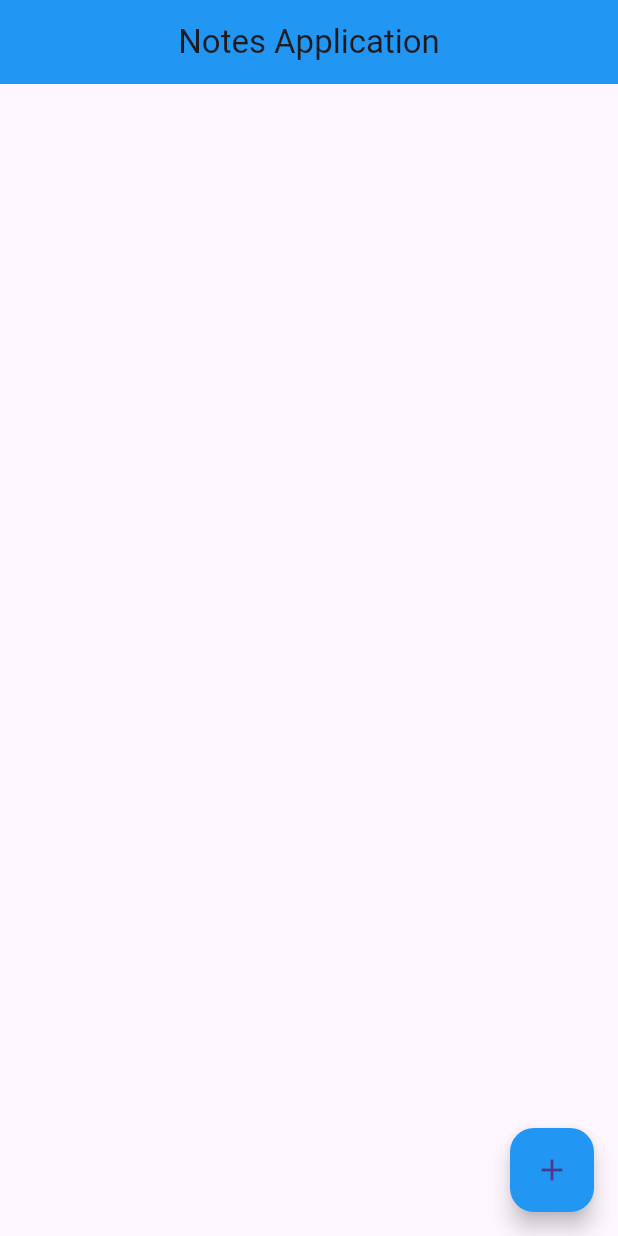
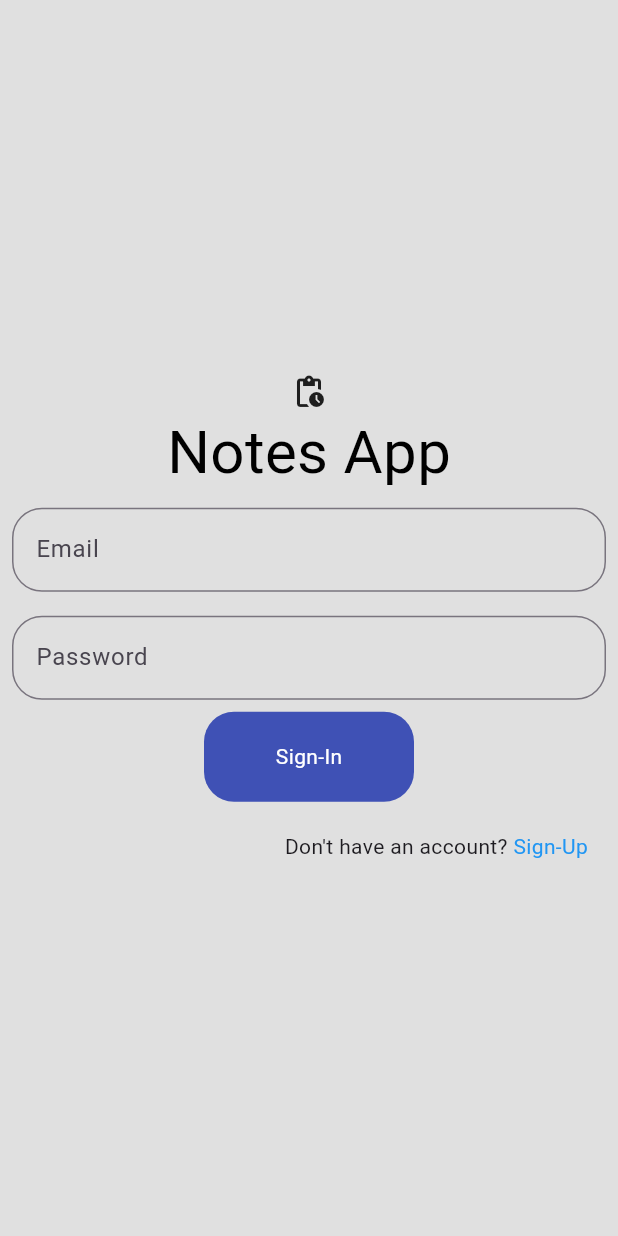
Before and after one commit to rahulvarma07/todoapp, a Flutter app: the screen it shows after launch, on a phone screen of 412 x 824 dp. Run offline on Flutter 3.47's test engine with Material 3 defaults, Android fonts, the light colour scheme and no system bars; our stand-ins replace cloud_firestore, firebase_core; accounts and stored records are empty.

Commit message:
Created a Login and Signup Page UI

```diff
--- /dev/null
+++ b/lib/loginOrsignup.dart
@@ -0,0 +1,203 @@
+// ignore_for_file: prefer_const_constructors, prefer_const_literals_to_create_immutables
+
+
+import 'package:flutter/material.dart';
+
+class SignUp extends StatefulWidget {
+  final void Function()? onTap;
+  SignUp({super.key, required this.onTap});
+
+  @override
+  State<SignUp> createState() => _SignUpState();
+}
+
+class _SignUpState extends State<SignUp> {
+  final eMail = TextEditingController();
+  final passWord = TextEditingController();
+  final CnfrmPassWord = TextEditingController();
+  @override
+  Widget build(BuildContext context) {
+    return Scaffold(
+      backgroundColor: Colors.grey.shade300,
+      body: Column(
+        mainAxisAlignment: MainAxisAlignment.center,
+        crossAxisAlignment: CrossAxisAlignment.center,
+        children: [
+          Center(child: Icon(Icons.pending_actions)),
+          Text("Notes App", style: TextStyle(color: Colors.black, fontSize: 40),),
+          // Email SignUp
+          Padding(
+            padding: const EdgeInsets.all(8.0),
+            child: TextField(
+              controller: eMail,
+              decoration: InputDecoration(
+                border: OutlineInputBorder(
+                  borderRadius: BorderRadius.all(Radius.circular(20)),
+                ),
+                labelText: "Email",
+              ),
+            ),
+          ),
+          // Password..
+          Padding(
+            padding: const EdgeInsets.all(8.0),
+            child: TextField(
+              controller: passWord,
+              decoration: InputDecoration(
+                border: OutlineInputBorder(
+                  borderRadius: BorderRadius.all(Radius.circular(20)),
+                ),
+                labelText: "Password",
+              ),
+            ),
+          ),
+
+          Padding(
+            padding: const EdgeInsets.all(8.0),
+            child: TextField(
+              controller: CnfrmPassWord,
+              decoration: InputDecoration(
+                border: OutlineInputBorder(
+                  borderRadius: BorderRadius.all(Radius.circular(20)),
+                ),
+                labelText: "Conform Password",
+              ),
+            ),
+          ),
+
+          GestureDetector(
+            child: Container(
+              height: 60,
+              width: 140,
+              decoration: BoxDecoration(
+                color: Colors.indigo,
+                borderRadius: BorderRadius.all(Radius.circular(20)),
+              ),
+              child: Center(child: Text("Sign-Up", style: TextStyle(color: Colors.white),),),
+            ),
+          ),
+
+          Padding(
+            padding: const EdgeInsets.only(right: 20.0, top: 20),
+            child: Row(
+              mainAxisAlignment: MainAxisAlignment.end,
+              children: [
+                Text("Have an account? "),
+                GestureDetector(
+                  onTap: widget.onTap,
+                  child: Text("Sign-In", style: TextStyle(color: Colors.blue),),
+                )
+              ],
+            ),
+          )
+        ],
+      ),
+    );
+  }
+}
+
+class SignIn extends StatefulWidget {
+  final void Function()? onTap;
+  SignIn({super.key, required this.onTap});
+
+  @override
+  State<SignIn> createState() => _SignInState();
+}
+
+class _SignInState extends State<SignIn> {
+  final eMaill = TextEditingController();
+  final passWordd = TextEditingController();
+  @override
+  Widget build(BuildContext context) {
+    return Scaffold(
+      backgroundColor: Colors.grey.shade300,
+      body: Column(
+        mainAxisAlignment: MainAxisAlignment.center,
+        crossAxisAlignment: CrossAxisAlignment.center,
+        children: [
+          Center(child: Icon(Icons.pending_actions)),
+          Text("Notes App", style: TextStyle(color: Colors.black, fontSize: 40),),
+          // Email SignUp
+          Padding(
+            padding: const EdgeInsets.all(8.0),
+            child: TextField(
+              controller: eMaill,
+              decoration: InputDecoration(
+                border: OutlineInputBorder(
+                  borderRadius: BorderRadius.all(Radius.circular(20)),
+                ),
+                labelText: "Email",
+              ),
+            ),
+          ),
+          // Password..
+          Padding(
+            padding: const EdgeInsets.all(8.0),
+            child: TextField(
+              controller: passWordd,
+              decoration: InputDecoration(
+                border: OutlineInputBorder(
+                  borderRadius: BorderRadius.all(Radius.circular(20)),
+                ),
+                labelText: "Password",
+              ),
+            ),
+          ),
+
+          GestureDetector(
+            child: Container(
+              height: 60,
+              width: 140,
+              decoration: BoxDecoration(
+                color: Colors.indigo,
+                borderRadius: BorderRadius.all(Radius.circular(20)),
+              ),
+              child: Center(child: Text("Sign-In", style: TextStyle(color: Colors.white),),),
+            ),
+          ),
+
+          Padding(
+            padding: const EdgeInsets.only(right: 20.0, top: 20),
+            child: Row(
+              mainAxisAlignment: MainAxisAlignment.end,
+              children: [
+                Text("Don't have an account? "),
+                GestureDetector(
+                  onTap: widget.onTap,
+                  child: Text("Sign-Up", style: TextStyle(color: Colors.blue),),
+                )
+              ],
+            ),
+          )
+        ],
+      ),
+    );
+  }
+}
+
+
+class LoginOrSignUp extends StatefulWidget {
+  const LoginOrSignUp({super.key,});
+  @override
+  State<LoginOrSignUp> createState() => _LoginOrSignUpState();
+}
+
+class _LoginOrSignUpState extends State<LoginOrSignUp> {
+  bool isTrue = true;
+
+  void Toogle() {
+    setState(() {
+      isTrue = !isTrue;
+    });
+  }
+
+  @override
+  Widget build(BuildContext context) {
+    if (isTrue) {
+      return SignIn(onTap: Toogle);
+    }
+    else {
+      return SignUp(onTap: Toogle);
+    }
+  }
+}
--- a/lib/main.dart
+++ b/lib/main.dart
@@ -4,6 +4,7 @@
 import 'package:firebase_core/firebase_core.dart';
 import 'package:todoproj/firebase_options.dart';
 import 'package:todoproj/homepage.dart';
+import 'package:todoproj/loginOrsignup.dart';
 
 void main() async{
   WidgetsFlutterBinding.ensureInitialized();
@@ -21,7 +22,8 @@
   @override
   Widget build(BuildContext context) {
     return MaterialApp(
-      home: Homepage(),
+      debugShowCheckedModeBanner: false,
+      home: LoginOrSignUp(),
     );
   }
 }
```
